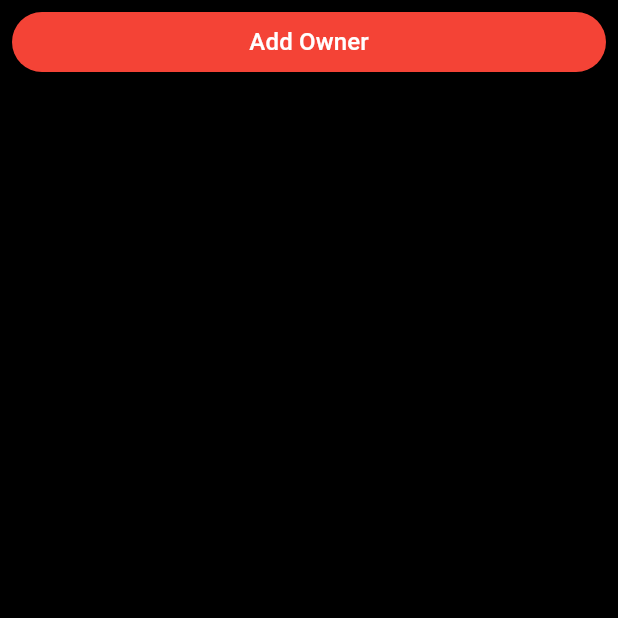
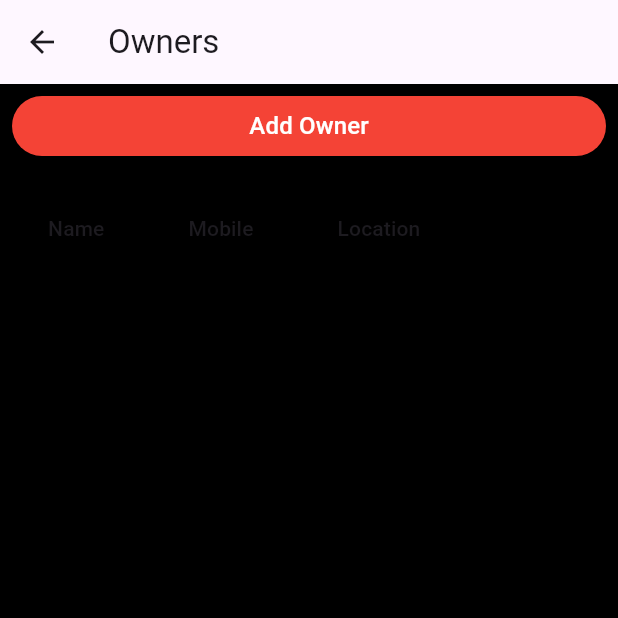
Before and after one commit to imaddamianos/pixandrix, a Flutter app: the OwnersPage screen opened directly, on a phone screen of 412 x 824 dp, the top half of it. Run offline on Flutter 3.47's test engine with Material 3 defaults, Android fonts, the phone set to English and light mode, and no system bars; our stand-ins replace cloud_firestore, firebase_core, firebase_database, firebase_storage, flutter_svg, image_picker; accounts and stored records are empty.

Commit message:
showing owners

```diff
--- a/lib/admin/owners_page.dart
+++ b/lib/admin/owners_page.dart
@@ -1,22 +1,87 @@
 import 'package:flutter/material.dart';
 import 'package:pixandrix/admin/add%20owners/add_owner.dart';
+import 'package:pixandrix/firebase/firebase_operations.dart';
+import 'package:pixandrix/models/owner_model.dart';
 import 'package:pixandrix/theme/buttons/add_button.dart';
 
-class OwnersPage extends StatelessWidget {
-  const OwnersPage({super.key});
+class OwnersPage extends StatefulWidget {
+  const OwnersPage({Key? key}) : super(key: key);
+
+  @override
+  _OwnersPageState createState() => _OwnersPageState();
+}
+
+class _OwnersPageState extends State<OwnersPage> {
+  List<OwnerData>? owners;
+
+  @override
+  void initState() {
+    super.initState();
+    _loadOwners();
+  }
+
+  Future<void> _loadOwners() async {
+    owners = (await FirebaseOperations.getOwners()) as List<OwnerData>?;
+    if (mounted) {
+      setState(() {}); // Trigger a rebuild to reflect the updated user info
+    }
+  }
 
   @override
   Widget build(BuildContext context) {
     return Scaffold(
+      appBar: AppBar(
+        title: const Text('Owners'),
+      ),
       body: Padding(
-        padding: const EdgeInsets.all(8.0), // Add space on all sides
-        child: AddButton(text: 'Add Owner', onPressed: (){
-          Navigator.pushReplacement(
-        context,
-        MaterialPageRoute(builder: (context) => const AddOwnerPage()),
-      );
-        }),
+        padding: const EdgeInsets.all(8.0),
+        child: Column(
+          crossAxisAlignment: CrossAxisAlignment.start,
+          children: [
+            AddButton(
+              text: 'Add Owner',
+              onPressed: () async {
+                // Navigate to the AddOwnerPage and await the result
+                await Navigator.push(
+                  context,
+                  MaterialPageRoute(builder: (context) => const AddOwnerPage()),
+                );
+                // Refresh the owners list after adding a new owner
+                _loadOwners();
+              },
+            ),
+            const SizedBox(height: 20),
+            Expanded(
+              child: _buildOwnersTable(),
+            ),
+          ],
+        ),
       ),
     );
   }
+
+  Widget _buildOwnersTable() {
+    if (owners == null) {
+      return const Center(
+        child: CircularProgressIndicator(), // Show loading indicator while data is being fetched
+      );
+    }
+
+    return DataTable(
+      columns: const [
+        DataColumn(label: Text('Name')),
+        DataColumn(label: Text('Mobile')),
+        DataColumn(label: Text('Location')),
+      ],
+      rows: owners!.map((owner) {
+        return DataRow(
+          cells: [
+            DataCell(Text(owner.name)),
+            DataCell(Text(owner.phoneNumber)),
+            DataCell(Text(owner.location)),
+          ],
+        );
+      }).toList(),
+    );
+  }
 }
--- a/lib/firebase/firebase_operations.dart
+++ b/lib/firebase/firebase_operations.dart
@@ -1,9 +1,10 @@
 import 'dart:io';
+import 'package:cloud_firestore/cloud_firestore.dart';
+import 'package:firebase_database/firebase_database.dart';
 import 'package:firebase_storage/firebase_storage.dart';
-import 'package:firebase_database/firebase_database.dart';
+import 'package:pixandrix/models/owner_model.dart';
 
 class FirebaseOperations {
-  final _databaseReference = FirebaseDatabase.instance.reference();
   // Create an instance of AuthService
 
   Future<String> uploadImage(String user, File selectedImage) async {
@@ -22,28 +23,59 @@ class FirebaseOperations {
     }
   }
 
-  Future<void> sendDriverData({
-    required String name,
-    required String phoneNumber,
-    required File? driverImage,
-  }) async {
+// Future<Owner?> getOwners() async {
+//     try {
+//       final ref = FirebaseDatabase.instance.ref();
+//       final snapshot = await ref
+//           .child('owners')
+//           .get();
+
+//       if (snapshot.exists) {
+//         final userData = snapshot.value as Map<dynamic, dynamic>?;
+
+//         if (userData != null) {
+//           Owner userInfo = Owner(
+//             name: userData['name'],
+//             location: userData['location'],
+//             phoneNumber: userData['phoneNumber'],
+//             ownerImage: userData['ownerImage'],
+//           );
+
+//           return userInfo;
+//         }
+//       } else {
+//         print('No data available.');
+//         return null;
+//       }
+//     } catch (error) {
+//       print('Error getting user info: $error');
+//       return null;
+//     }
+//     return null;
+//   }
+
+   static Future<List<OwnerData>> getOwners() async {
     try {
+      QuerySnapshot<Map<String, dynamic>> querySnapshot =
+          await FirebaseFirestore.instance.collection('owners').get();
 
-      final imageUrl = await uploadImage(name, driverImage!);
+      List<OwnerData> stores =
+          await Future.wait(querySnapshot.docs.map((doc) async {
+        Map<String, dynamic> data = doc.data();
 
-      final driverData = {
-        'name': name,
-        'phoneNumber': phoneNumber,
-        'image': imageUrl,
-      };
+        return OwnerData(
+          location: data['location'],
+          name: data['name'],
+          phoneNumber: data['phoneNumber'],
+          ownerImage: data['ownerImage'],
+        );
+      }).toList());
 
-      await _databaseReference
-          .child('drivers')
-          .child(name)
-          .set(driverData);
-    } catch (error) {
-      print('Error sending user data: $error');
-      // Handle error (show a message, log, etc.)
+      return stores;
+    } catch (e) {
+      print('Error fetching stores: $e');
+      throw e;
     }
   }
+
 }
--- a/lib/models/owner_model.dart
+++ b/lib/models/owner_model.dart
@@ -1,11 +1,13 @@
-class Owner {
+class OwnerData {
   final String name;
   final String phoneNumber;
   final String location;
+  final String ownerImage;
 
-  Owner({
+  OwnerData({
     required this.name,
     required this.phoneNumber,
     required this.location,
+    required this.ownerImage,
   });
 }
--- a/pubspec.yaml
+++ b/pubspec.yaml
@@ -1,5 +1,5 @@
 name: pixandrix
-description: "A new Flutter project."
+description: "pix and rix delivery"
 # The following line prevents the package from being accidentally published to
 # pub.dev using `flutter pub publish`. This is preferred for private packages.
 publish_to: 'none' # Remove this line if you wish to publish to pub.dev
```
